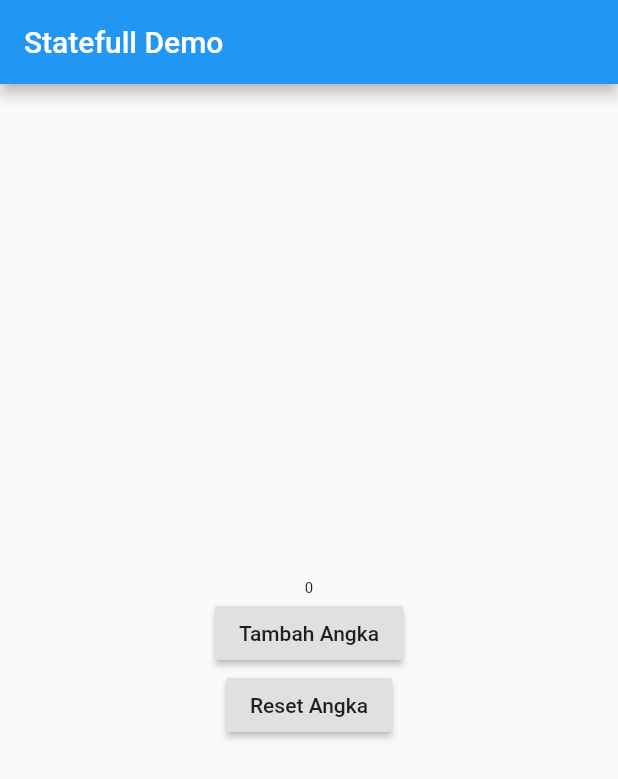
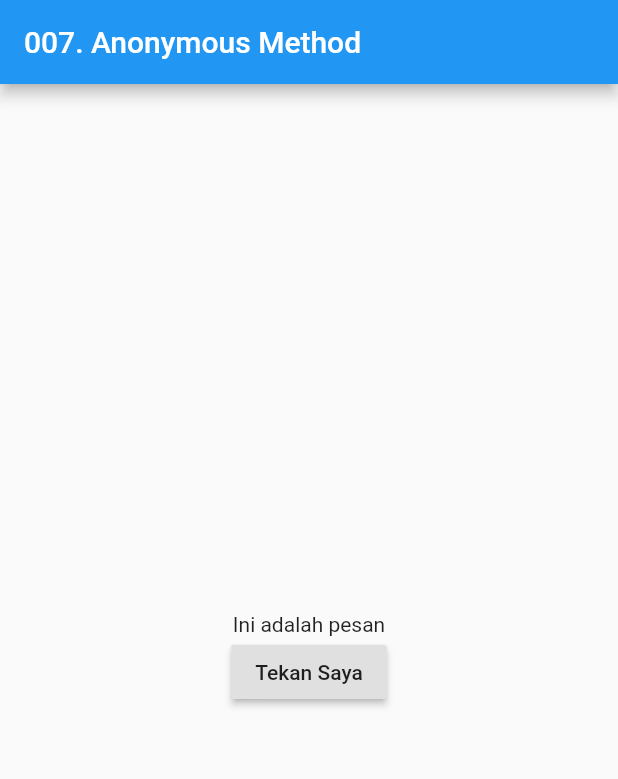
Before and after one commit to kanggara75/Belajar_Flutter, a Flutter app: the screen it shows after launch, on a phone screen of 412 x 824 dp. Shown: the top 779 px of the screen. Run offline on Flutter 3.47's test engine with Material 2 defaults, Android fonts, the phone set to English and light mode, and no system bars.

Commit message:
menyelesaikan 007. Anonimous Method

```diff
--- a/lib/main.dart
+++ b/lib/main.dart
@@ -8,42 +8,27 @@ class MyApp extends StatefulWidget {
 }
 
 class _MyAppState extends State<MyApp> {
-  int i = 0;
-
-  void tekanTombol() {
-    setState(() {
-      i = i + 1;
-    });
-  }
-
-  void reset() {
-    setState(() {
-      i = 0;
-    });
-  }
+  String pesan = "Ini adalah pesan";
 
   @override
   Widget build(BuildContext context) {
     return MaterialApp(
       home: Scaffold(
-        appBar: AppBar(title: Text("Statefull Demo")),
+        appBar: AppBar(
+          title: Text("007. Anonymous Method"),
+        ),
         body: Center(
           child: Column(
             mainAxisAlignment: MainAxisAlignment.center,
             children: [
-              Text(
-                i.toString(),
-                style: TextStyle(
-                  fontSize: 10 + i.toDouble(),
-                ),
-              ),
+              Text(pesan),
               RaisedButton(
-                child: Text("Tambah Angka"),
-                onPressed: tekanTombol,
-              ),
-              RaisedButton(
-                child: Text("Reset Angka"),
-                onPressed: reset,
+                child: Text("Tekan Saya"),
+                onPressed: () {
+                  setState(() {
+                    pesan = "Pesan Ditekan menggunkan AM";
+                  });
+                },
               ),
             ],
           ),
```
